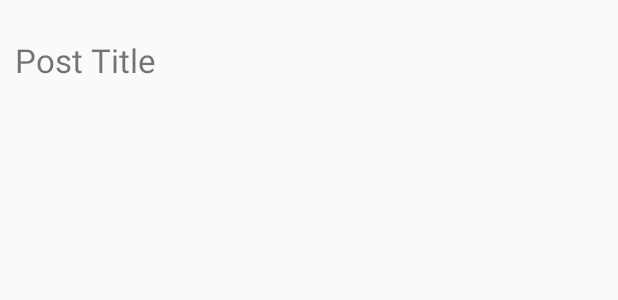
After one commit to lgleto/NewsAppEDJD, an Android app: the layout row_post.xml on its own in the app's theme, with its tools: preview values and no code run, on a phone screen of 412 x 824 dp. The commit adds this screen. Shown: the top 300 px of the screen. Run offline under Robolectric (Android 15) with nearby library versions, the phone set to English and light mode, and no system bars.

```diff
--- a/app/src/main/AndroidManifest.xml
+++ b/app/src/main/AndroidManifest.xml
@@ -2,7 +2,7 @@
 <manifest xmlns:android="http://schemas.android.com/apk/res/android"
     package="com.example.luis_.newsapp">
 
-    <uses-permission android:name="android.permission.INTERNET"/>
+    <uses-permission android:name="android.permission.INTERNET" />
 
     <application
         android:allowBackup="true"
@@ -18,7 +18,8 @@
                 <category android:name="android.intent.category.LAUNCHER" />
             </intent-filter>
         </activity>
-        <activity android:name=".NewsListActivity"></activity>
+        <activity android:name=".NewsListActivity" />
+        <activity android:name=".WebViewActivity"></activity>
     </application>
 
 </manifest>
--- /dev/null
+++ b/app/src/main/res/layout/row_post.xml
@@ -0,0 +1,18 @@
+<?xml version="1.0" encoding="utf-8"?>
+<LinearLayout xmlns:android="http://schemas.android.com/apk/res/android"
+    android:orientation="vertical"
+    android:layout_width="match_parent"
+    android:layout_height="80dp">
+
+    <TextView
+        android:id="@+id/textViewPostTilte"
+        android:layout_width="match_parent"
+        android:layout_height="match_parent"
+        android:text="Post Title"
+        android:gravity="center_vertical"
+        android:textSize="22sp"
+        android:layout_marginStart="10dp"
+        android:layout_marginEnd="10dp"/>
+
+
+</LinearLayout>
```
Also changed, not shown: app/src/main/java/com/example/luis_/newsapp/NewsListActivity.java (+71 -8 lines), app/src/main/java/com/example/luis_/newsapp/WebViewActivity.java (added, +36 -0 lines), app/src/main/res/layout/activity_news_list.xml (+8 -7 lines), app/src/main/res/layout/activity_web_view.xml (added, +14 -0 lines).
